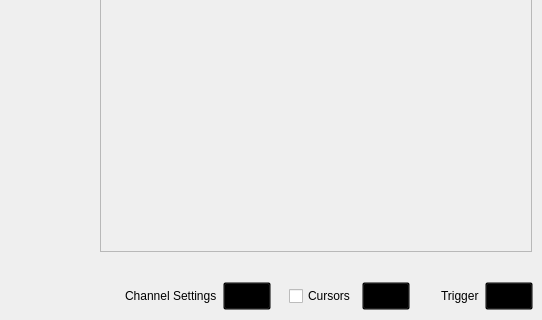
Old version of the form ui/logic_analyzer.ui in the repository analogdevicesinc/scopy; both pictures show x 738 to 1280 and y 334 to 654 of the 1280 by 654 pixel window.
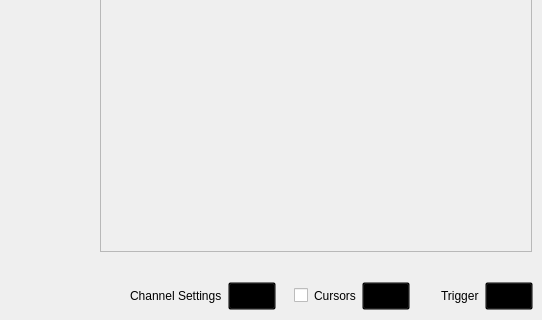
New version of the form. The open tabs and pages were chosen to show the change. Icons and pictures are not drawn. Custom widgets are drawn as their Qt base class.

Commit message: UI: LogicAnalyzer: fix wrong font on cursors button

What changed in the file:
```diff
--- a/ui/logic_analyzer.ui
+++ b/ui/logic_analyzer.ui
@@ -1846,6 +1846,13 @@
              <item>
               <widget class="QCheckBox" name="cursorsBox">
                <property name="text">
+                <string/>
+               </property>
+              </widget>
+             </item>
+             <item>
+              <widget class="QLabel" name="label_15">
+               <property name="text">
                 <string>Cursors</string>
                </property>
               </widget>
```
Left out of the diff: 7 changed lines with no effect on the pictures.
